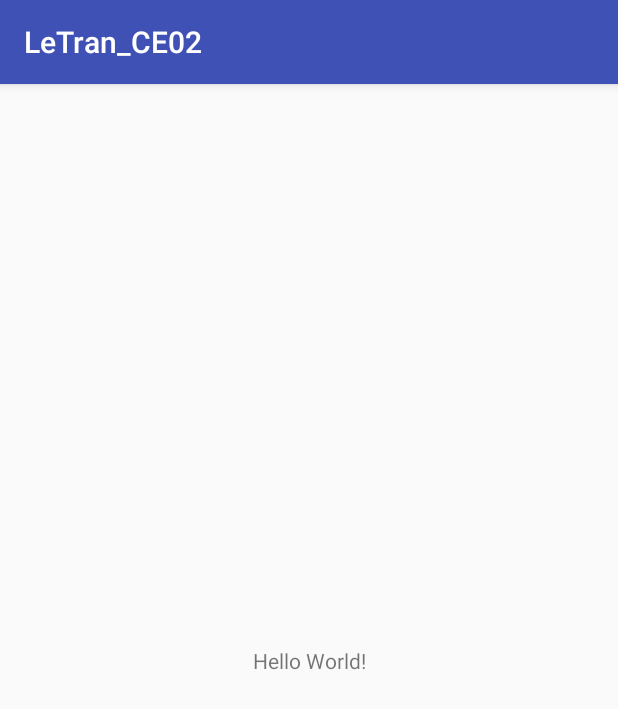
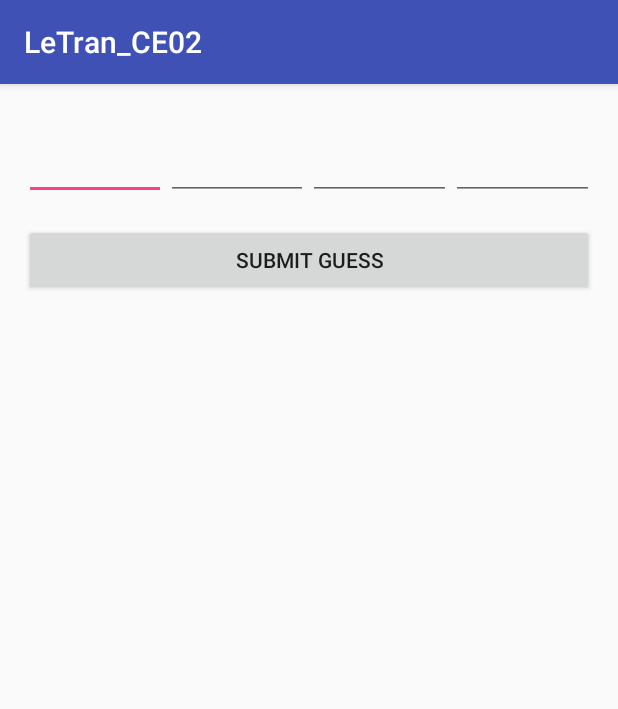
Before and after one commit to tranle13/JAV_GuessNumber, an Android app: the screen it shows after launch (MainActivity), on a phone screen of 412 x 824 dp. Shown: the top 709 px of the screen. Run offline under Robolectric (Android 15) with nearby library versions, the phone set to English and light mode, and no system bars.

Commit message:
Finished created Linear Layout for the project and added necessary colors to colors.xml

```diff
--- a/LeTran_CE02/app/src/main/res/layout/activity_main.xml
+++ b/LeTran_CE02/app/src/main/res/layout/activity_main.xml
@@ -1,18 +1,57 @@
 <?xml version="1.0" encoding="utf-8"?>
-<android.support.constraint.ConstraintLayout xmlns:android="http://schemas.android.com/apk/res/android"
+<LinearLayout xmlns:android="http://schemas.android.com/apk/res/android"
     xmlns:app="http://schemas.android.com/apk/res-auto"
     xmlns:tools="http://schemas.android.com/tools"
     android:layout_width="match_parent"
     android:layout_height="match_parent"
-    tools:context=".MainActivity">
+    tools:context=".MainActivity"
+    android:orientation="vertical"
+    android:layout_marginTop="32dp"
+    android:layout_marginStart="16dp"
+    android:layout_marginEnd="16dp">
 
-    <TextView
-        android:layout_width="wrap_content"
+    <LinearLayout
+        android:layout_width="match_parent"
         android:layout_height="wrap_content"
-        android:text="Hello World!"
-        app:layout_constraintBottom_toBottomOf="parent"
-        app:layout_constraintLeft_toLeftOf="parent"
-        app:layout_constraintRight_toRightOf="parent"
-        app:layout_constraintTop_toTopOf="parent" />
+        android:orientation="horizontal"
+        android:weightSum="4">
 
-</android.support.constraint.ConstraintLayout>
+        <EditText
+            android:id="@+id/txt_FirstNum"
+            android:layout_width="wrap_content"
+            android:layout_height="wrap_content"
+            android:layout_weight="1"
+            android:inputType="number"/>
+
+        <EditText
+            android:id="@+id/txt_SecondNum"
+            android:layout_width="wrap_content"
+            android:layout_height="wrap_content"
+            android:layout_weight="1"
+            android:inputType="number"/>
+
+        <EditText
+            android:id="@+id/txt_ThirdNum"
+            android:layout_width="wrap_content"
+            android:layout_height="wrap_content"
+            android:layout_weight="1"
+            android:inputType="number"/>
+
+        <EditText
+            android:id="@+id/txt_FourthNum"
+            android:layout_width="wrap_content"
+            android:layout_height="wrap_content"
+            android:layout_weight="1"
+            android:inputType="number"/>
+
+    </LinearLayout>
+
+    <Button
+        android:id="@+id/btn_SubmitGuess"
+        android:layout_width="match_parent"
+        android:layout_height="wrap_content"
+        android:layout_gravity="center"
+        android:text="@string/btn_Submit"
+        android:layout_marginTop="16dp"/>
+
+</LinearLayout>
--- a/LeTran_CE02/app/src/main/res/values/colors.xml
+++ b/LeTran_CE02/app/src/main/res/values/colors.xml
@@ -3,4 +3,7 @@
     <color name="colorPrimary">#3F51B5</color>
     <color name="colorPrimaryDark">#303F9F</color>
     <color name="colorAccent">#FF4081</color>
+    <color name="green">#00C880</color>
+    <color name="blue">#18B0CC</color>
+    <color name="red">#FF4D00</color>
 </resources>
--- a/LeTran_CE02/app/src/main/res/values/strings.xml
+++ b/LeTran_CE02/app/src/main/res/values/strings.xml
@@ -1,3 +1,4 @@
 <resources>
     <string name="app_name">LeTran_CE02</string>
+    <string name="btn_Submit">SUBMIT GUESS</string>
 </resources>
```
